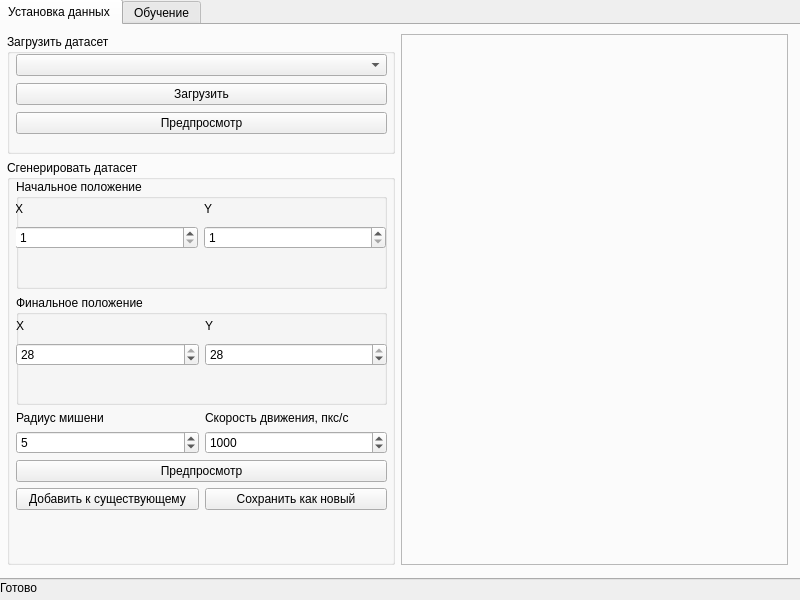
Old version of the form form.ui in the repository IvKormak/leti_spiketest.
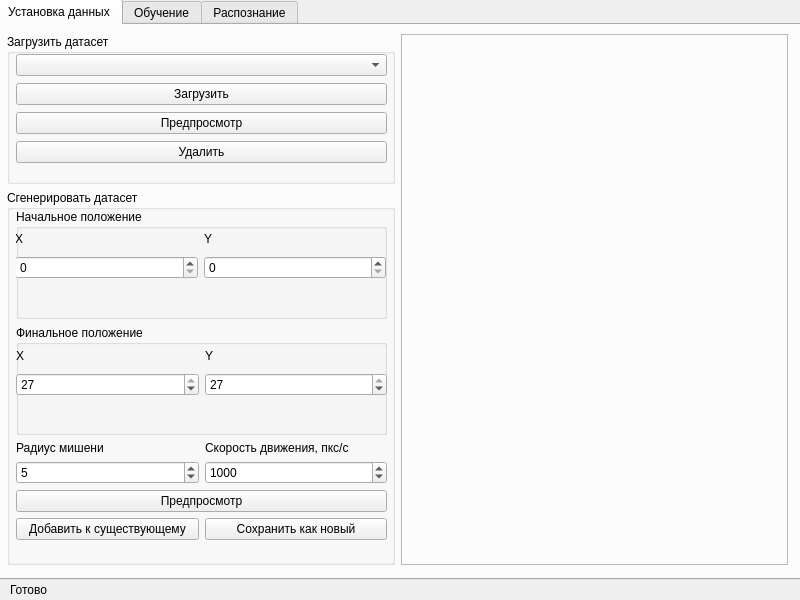
New version of the form. The open tabs and pages were chosen to show the change.

Commit message: Всё обучение готово, на очереди распознание

```diff
--- a/form.ui
+++ b/form.ui
@@ -52,7 +52,7 @@
           <property name="minimumSize">
            <size>
             <width>0</width>
-            <height>120</height>
+            <height>150</height>
            </size>
           </property>
           <property name="title">
@@ -64,7 +64,7 @@
              <x>9</x>
              <y>19</y>
              <width>371</width>
-             <height>84</height>
+             <height>114</height>
             </rect>
            </property>
            <layout class="QVBoxLayout" name="verticalLayout_2">
@@ -85,6 +85,13 @@
               </property>
              </widget>
             </item>
+            <item>
+             <widget class="QPushButton" name="datasetDelete">
+              <property name="text">
+               <string>Удалить</string>
+              </property>
+             </widget>
+            </item>
            </layout>
           </widget>
          </widget>
@@ -142,20 +149,29 @@
                 <item row="1" column="0">
                  <widget class="QSpinBox" name="x0">
                   <property name="minimum">
-                   <number>1</number>
+                   <number>0</number>
                   </property>
                   <property name="maximum">
-                   <number>28</number>
+                   <number>27</number>
+                  </property>
+                  <property name="singleStep">
+                   <number>1</number>
+                  </property>
+                  <property name="value">
+                   <number>0</number>
                   </property>
                  </widget>
                 </item>
                 <item row="1" column="1">
                  <widget class="QSpinBox" name="y0">
                   <property name="minimum">
-                   <number>1</number>
+                   <number>0</number>
                   </property>
                   <property name="maximum">
-                   <number>28</number>
+                   <number>27</number>
+                  </property>
+                  <property name="value">
+                   <number>0</number>
                   </property>
                  </widget>
                 </item>
@@ -195,26 +211,26 @@
                 <item row="1" column="0">
                  <widget class="QSpinBox" name="x1">
                   <property name="minimum">
-                   <number>1</number>
+                   <number>0</number>
                   </property>
                   <property name="maximum">
-                   <number>28</number>
+                   <number>27</number>
                   </property>
                   <property name="value">
-                   <number>28</number>
+                   <number>27</number>
                   </property>
                  </widget>
                 </item>
                 <item row="1" column="1">
                  <widget class="QSpinBox" name="y1">
                   <property name="minimum">
-                   <number>1</number>
+                   <number>0</number>
                   </property>
                   <property name="maximum">
-                   <number>28</number>
+                   <number>27</number>
                   </property>
                   <property name="value">
-                   <number>28</number>
+                   <number>27</number>
                   </property>
                  </widget>
                 </item>
@@ -493,14 +509,19 @@
      </layout>
     </widget>
    </widget>
+   <widget class="QWidget" name="tab_3">
+    <attribute name="title">
+     <string>Распознание</string>
+    </attribute>
+   </widget>
   </widget>
   <widget class="QLabel" name="statusbar">
    <property name="geometry">
     <rect>
-     <x>0</x>
+     <x>10</x>
      <y>580</y>
-     <width>801</width>
-     <height>16</height>
+     <width>791</width>
+     <height>20</height>
     </rect>
    </property>
    <property name="text">
```
Left out of the diff: 17 changed lines with no effect on the pictures. The commit also changes 31 other files.
